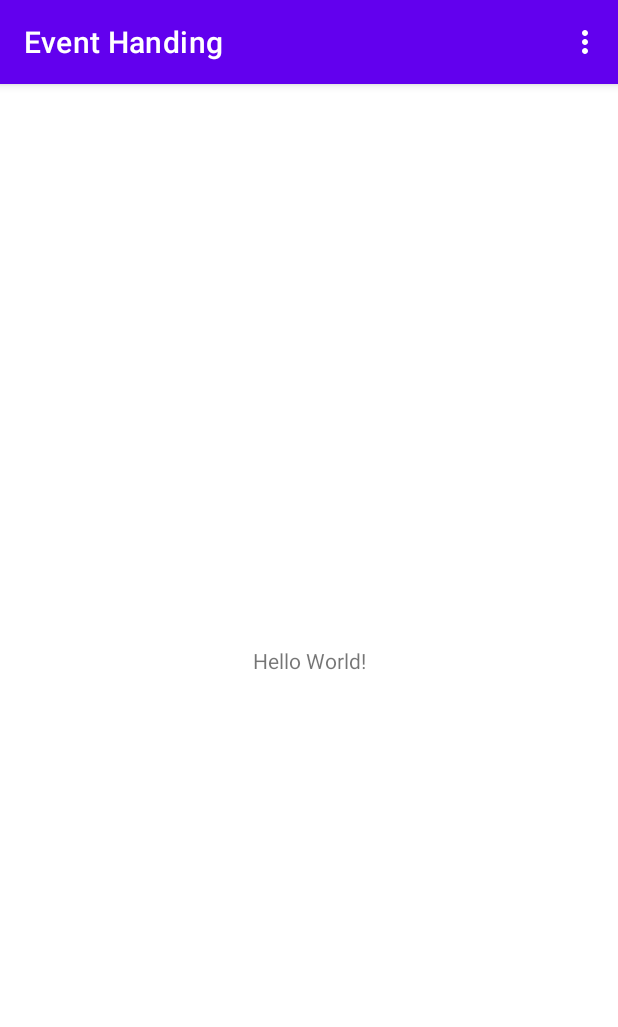
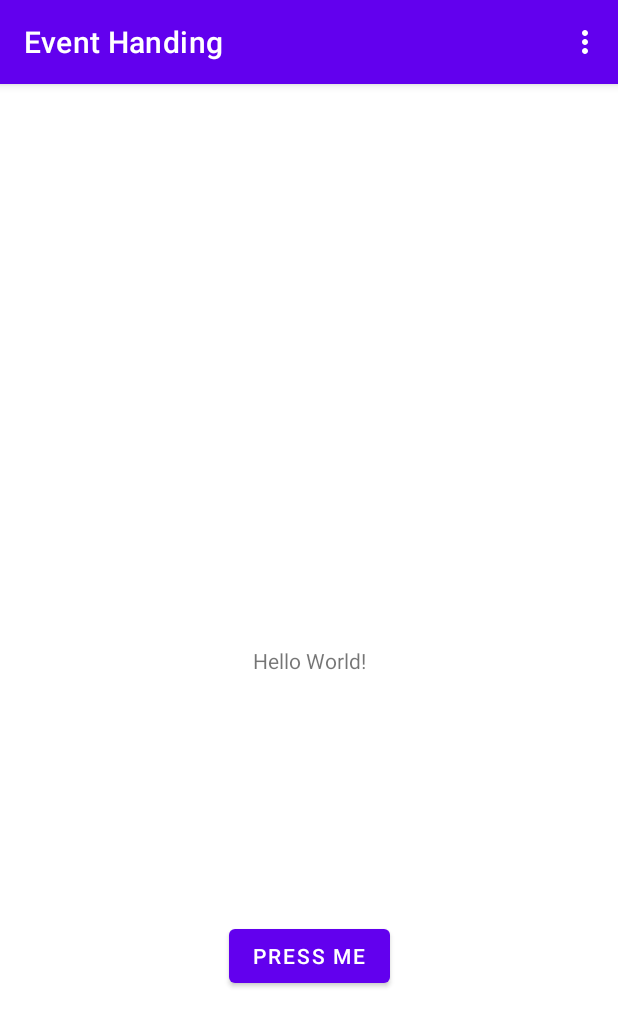
Before and after one commit to PolinaPPS/POMandVS, an Android app: the screen it shows after launch (MainActivity), on a phone screen of 412 x 824 dp. Shown: the top 1027 px of the screen. Run offline under Robolectric (Android 15) with nearby library versions, the phone set to English and light mode, and no system bars.

Commit message:
Добавила кнопку и текстовое поле.

```diff
--- a/EventHanding/app/src/main/res/layout/activity_main.xml
+++ b/EventHanding/app/src/main/res/layout/activity_main.xml
@@ -7,6 +7,7 @@
     tools:context=".MainActivity">
 
     <TextView
+        android:id="@+id/textView"
         android:layout_width="wrap_content"
         android:layout_height="wrap_content"
         android:text="Hello World!"
@@ -15,4 +16,14 @@
         app:layout_constraintRight_toRightOf="parent"
         app:layout_constraintTop_toTopOf="parent" />
 
+    <Button
+        android:id="@+id/button"
+        android:layout_width="wrap_content"
+        android:layout_height="wrap_content"
+        android:text="Press me"
+        app:layout_constraintBottom_toBottomOf="parent"
+        app:layout_constraintEnd_toEndOf="@+id/textView"
+        app:layout_constraintStart_toStartOf="@+id/textView"
+        app:layout_constraintTop_toBottomOf="@+id/textView" />
+
 </androidx.constraintlayout.widget.ConstraintLayout>
```
